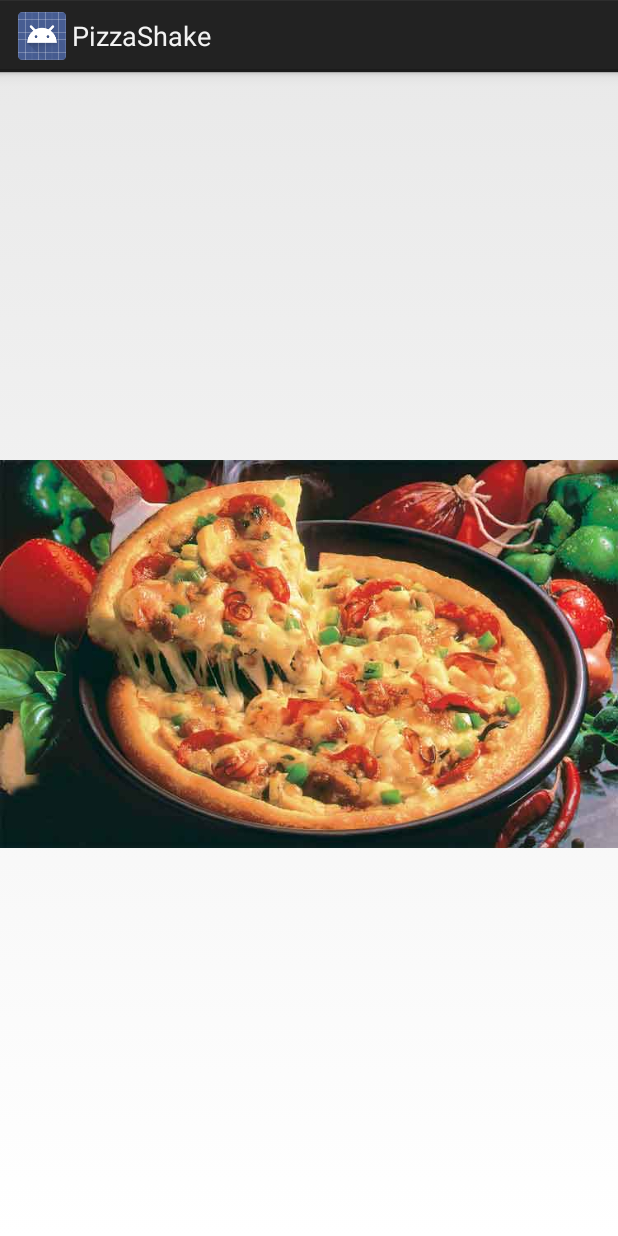
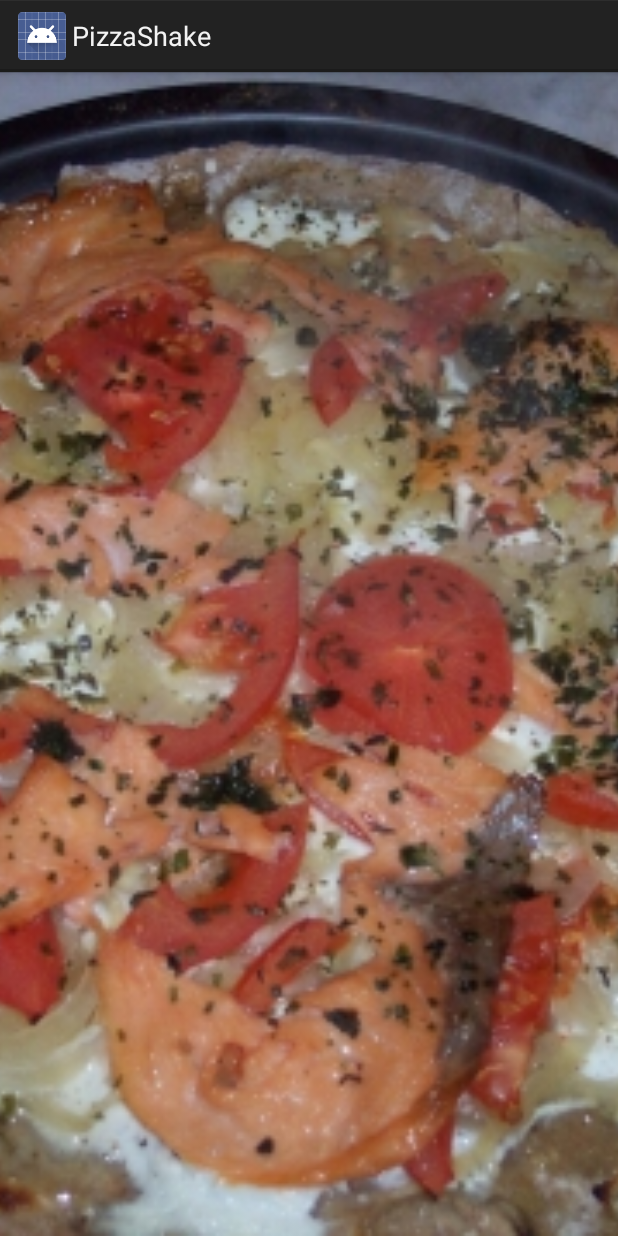
Before and after one commit to Baztoune/PizzaShake, an Android app: the screen it shows after launch (MainActivity), on a phone screen of 412 x 824 dp. Run offline under Robolectric (Android 15) with nearby library versions, the phone set to English and light mode, and no system bars.

Commit message:
ajout images, random

```diff
--- a/PizzaShake/src/main/java/com/b5n/pizzashake/MainActivity.java
+++ b/PizzaShake/src/main/java/com/b5n/pizzashake/MainActivity.java
@@ -1,11 +1,16 @@
 package com.b5n.pizzashake;
 
 import android.app.Activity;
+import android.content.res.Resources;
+import android.content.res.TypedArray;
+import android.graphics.drawable.Drawable;
 import android.hardware.SensorManager;
 import android.os.Bundle;
 import android.widget.ImageView;
 import android.widget.TextView;
 import android.widget.Toast;
+
+import java.util.Random;
 
 import static android.view.Gravity.CENTER;
 import static android.view.ViewGroup.LayoutParams;
@@ -15,15 +20,25 @@ public class MainActivity extends Activity implements ShakeDetector.Listener {
     @Override protected void onCreate(Bundle savedInstanceState) {
         super.onCreate(savedInstanceState);
         setContentView(R.layout.activity_main);
-
+        showRandomImage();
 
         SensorManager sensorManager = (SensorManager) getSystemService(SENSOR_SERVICE);
         ShakeDetector sd = new ShakeDetector(this);
         sd.start(sensorManager);
     }
 
+    private void showRandomImage() {
+        ImageView image = (ImageView) findViewById(R.id.imageView2);
+
+        Resources res = getResources();
+        TypedArray pizzas = res.obtainTypedArray(R.array.pizza);
+        Random r = new Random();
+        Drawable drawable = pizzas.getDrawable(r.nextInt(pizzas.length()));
+
+        image.setImageDrawable(drawable);
+    }
+
     public void hearShake() {
-        ImageView image = (ImageView) findViewById(R.id.imageView2);
-        image.setImageResource(R.drawable.pizzahut2);
+        showRandomImage();
     }
 }
--- a/PizzaShake/src/main/java/com/b5n/pizzashake/ShakeDetector.java
+++ b/PizzaShake/src/main/java/com/b5n/pizzashake/ShakeDetector.java
@@ -21,7 +21,7 @@ public class ShakeDetector implements SensorEventListener {
      * When the magnitude of total acceleration exceeds this
      * value, the phone is accelerating.
      */
-    private static final int ACCELERATION_THRESHOLD = 13;
+    private static final int ACCELERATION_THRESHOLD = 10;
 
     /** Listens for shakes. */
     public interface Listener {
@@ -98,7 +98,7 @@ public class ShakeDetector implements SensorEventListener {
     static class SampleQueue {
 
         /** Window size in ns. Used to compute the average. */
-        private static final long MAX_WINDOW_SIZE = 500000000; // 0.5s
+        private static final long MAX_WINDOW_SIZE = 250000000; // 0.5s
         private static final long MIN_WINDOW_SIZE = MAX_WINDOW_SIZE >> 1; // 0.25s
 
         /**
--- a/PizzaShake/src/main/res/layout/activity_main.xml
+++ b/PizzaShake/src/main/res/layout/activity_main.xml
@@ -6,6 +6,7 @@
     <ImageView
             android:layout_width="fill_parent"
             android:layout_height="fill_parent"
-            android:id="@+id/imageView2" android:src="@drawable/pizzahut" android:layout_gravity="top"
-            android:contentDescription="@string/image_description" android:cropToPadding="false"/>
+            android:id="@+id/imageView2" android:src="@drawable/pizzahut"
+            android:contentDescription="@string/image_description" android:cropToPadding="false"
+            android:scaleType="centerCrop"/>
 </LinearLayout>
--- /dev/null
+++ b/PizzaShake/src/main/res/values/arrays.xml
@@ -0,0 +1,11 @@
+<?xml version="1.0" encoding="utf-8"?>
+<resources>
+    <array name="pizza">
+        <item>@drawable/pizzahut</item>
+        <item>@drawable/pizza_au_pesto_saumon_fume</item>
+        <item>@drawable/pizza_blanche_a_la_roquette</item>
+        <item>@drawable/pizza_cremeuse_au_maroilles</item>
+        <item>@drawable/pizza_light_au_saumon</item>
+        <item>@drawable/pizza_regina</item>
+    </array>
+</resources>
```
Also changed, not shown: PizzaShake/src/main/res/drawable-hdpi/pizza_au_pesto_saumon_fume.jpg (added), PizzaShake/src/main/res/drawable-hdpi/pizza_blanche_a_la_roquette.jpg (added), PizzaShake/src/main/res/drawable-hdpi/pizza_cremeuse_au_maroilles.jpg (added), PizzaShake/src/main/res/drawable-hdpi/pizza_light_au_saumon.jpg (added), PizzaShake/src/main/res/drawable-hdpi/pizza_regina.jpg (added), PizzaShake/src/main/res/drawable-hdpi/pizzahut2.jpg (deleted).
